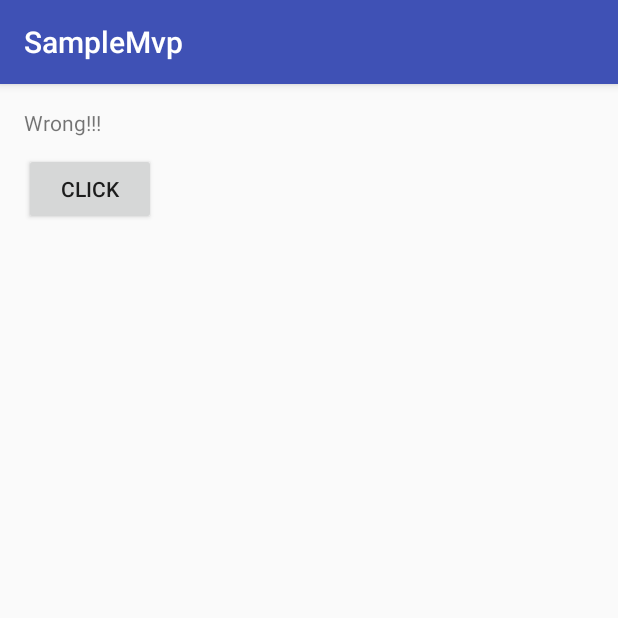
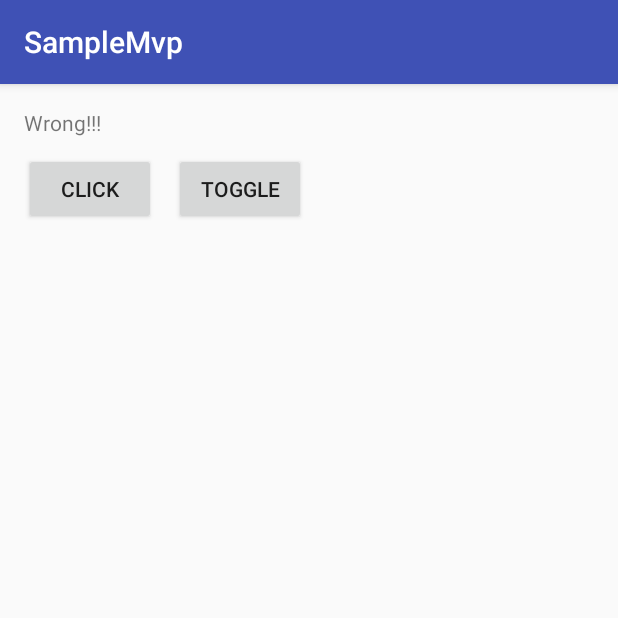
Before and after one commit to RyanAndroidTaylor/Rapido, an Android app: the screen it shows after launch (DealActivity), after a tap on "CLICK", on a phone screen of 412 x 824 dp, the top half of it. Run offline under Robolectric (Android 15) with nearby library versions, the phone set to English and light mode, and no system bars; libraries missing offline, so code that uses them is left out: com.idescout.sql, com.jakewharton.rx, rx.subjects; pictures from the network do not load; 2 statements that could not run were skipped.

```diff
--- a/app/src/main/java/com/dtp/samplemvp/common/database/Item.kt
+++ b/app/src/main/java/com/dtp/samplemvp/common/database/Item.kt
@@ -25,7 +25,7 @@ data class Item(val uuid: String, val itemId: Long, val condition: String, val p
         val PRICE = Column(INT, "Price")
         val PHOTO = Column(STRING, "Photo")
 
-        val COLUMNS = arrayOf(ID, UUID, ITEM_ID, CONDITION, PRICE, PHOTO)
+        val COLUMNS = arrayOf(UUID, ITEM_ID, CONDITION, PRICE, PHOTO)
 
         val BUILDER = Builder()
     }
@@ -35,7 +35,7 @@ data class Item(val uuid: String, val itemId: Long, val condition: String, val p
     }
 
     override fun contentValues(): ContentValues {
-        return ContentValues().addAll(COLUMNS, arrayOf(itemId, uuid, condition, price, photo))
+        return ContentValues().addAll(COLUMNS, arrayOf(uuid, itemId, condition, price, photo))
     }
 
     class Builder: ChildItemBuilder {
--- a/app/src/main/java/com/dtp/samplemvp/deal/DealActivity.kt
+++ b/app/src/main/java/com/dtp/samplemvp/deal/DealActivity.kt
@@ -10,10 +10,13 @@ import com.dtp.samplemvp.common.database.Item
 import com.dtp.simplemvp.database.DataConnection
 import com.dtp.simplemvp.database.query.QueryBuilder
 import kotlinx.android.synthetic.main.activity_main.*
+import rx.Subscription
 
 class DealActivity : AppCompatActivity(), DealView {
 
     private lateinit var dealPresenter: DealPresenter
+
+    var subscription: Subscription? = null
 
     override fun onCreate(savedInstanceState: Bundle?) {
         super.onCreate(savedInstanceState)
@@ -21,9 +24,28 @@ class DealActivity : AppCompatActivity(), DealView {
 
         dealPresenter = DealPresenter(this)
 
-        dealPresenter.load()
+//        dealPresenter.load()
 
-        click.setOnClickListener { dealPresenter.setNewText("Correct text") }
+        click.setOnClickListener {
+//            dealPresenter.setNewText("Correct text")
+
+            val item = Item("some Uuid", 123L, "Condition poor", 123, "This is a photo")
+
+            DataConnection.save<Item>(item)
+        }
+
+        toggle.setOnClickListener {
+            if (subscription != null) {
+                Log.i("DealActivity", "Unsubscribing")
+                subscription?.unsubscribe()
+                subscription = null
+            } else {
+                Log.i("DealActivity", "Subscribing")
+                subscription = DataConnection.watchTable<Item>(Item.TABLE_NAME).subscribe {
+                    Log.i("DealActivity", "Deal was inserted $it")
+                }
+            }
+        }
     }
 
     override fun displayError(message: String) {
--- a/app/src/main/java/com/dtp/samplemvp/deal/DealPresenter.kt
+++ b/app/src/main/java/com/dtp/samplemvp/deal/DealPresenter.kt
@@ -4,12 +4,13 @@ import android.util.Log
 import com.dtp.samplemvp.common.BaseCallback
 import com.dtp.samplemvp.common.database.Deal
 import com.dtp.samplemvp.common.network.DealService
-import com.dtp.simplemvp.mvp.presenter.BasePresenter
+import com.dtp.simplemvp.mvp.presenter.BaseStatePresenter
+
 
 /**
  * Created by ryantaylor on 9/22/16.
  */
-class DealPresenter(view: DealView) : BasePresenter<DealState, DealView>(view){
+class DealPresenter(view: DealView) : BaseStatePresenter<DealState, DealView>(view){
     override var stateKey = "DealState"
     override lateinit var state: DealState
 
--- a/app/src/main/res/layout/activity_main.xml
+++ b/app/src/main/res/layout/activity_main.xml
@@ -22,4 +22,12 @@
         android:layout_height="wrap_content"
         android:layout_marginTop="30dp"
         android:text="Click"/>
+
+    <Button
+        android:id="@+id/toggle"
+        android:layout_width="wrap_content"
+        android:layout_height="wrap_content"
+        android:layout_marginTop="30dp"
+        android:layout_marginLeft="100dp"
+        android:text="Toggle"/>
 </RelativeLayout>
--- a/simplemvp/src/main/java/com/dtp/simplemvp/database/DataConnection.kt
+++ b/simplemvp/src/main/java/com/dtp/simplemvp/database/DataConnection.kt
@@ -1,5 +1,6 @@
 package com.dtp.simplemvp.database
 
+import android.content.ClipData
 import android.database.Cursor
 import android.database.sqlite.SQLiteDatabase
 import android.database.sqlite.SQLiteOpenHelper
@@ -12,7 +13,11 @@ import com.dtp.simplemvp.database.table.Column
 import com.dtp.simplemvp.database.table.DataTable
 import com.dtp.simplemvp.database.table.ParentDataTable
 import com.dtp.simplemvp.get
+import com.jakewharton.rx.transformer.ReplayingShare
+import rx.Observable
+import rx.subjects.PublishSubject
 import java.util.*
+import javax.security.auth.Subject
 
 /**
  * Created by ryantaylor on 9/22/16.
@@ -26,11 +31,29 @@ object DataConnection {
     private val database: SQLiteDatabase
         get() = sqliteOpenHelper.writableDatabase
 
+    private val subjects = HashMap<String, PublishSubject<out DataTable>>()
+    private val replayShareObservable = HashMap<String, Observable<out DataTable>>()
+
     fun init(databaseHelper: SQLiteOpenHelper) {
         this.sqliteOpenHelper = databaseHelper
     }
 
-    fun save(item: DataTable) {
+    @Suppress("UNCHECKED_CAST")
+    fun <T: DataTable> watchTable(tableName: String): Observable<T> {
+        if (!subjects.containsKey(tableName)) {
+            val subject = PublishSubject.create<T>()
+
+            subjects.put(tableName, subject)
+
+            val observable = subject.compose(ReplayingShare.instance<T>())
+
+            replayShareObservable.put(tableName, observable)
+        }
+
+        return replayShareObservable[tableName] as Observable<T>
+    }
+
+    fun <T: DataTable> save(item: DataTable) {
         val database = database
 
         if (item is ParentDataTable) {
@@ -40,7 +63,12 @@ object DataConnection {
                 database.insertWithOnConflict(child.tableName(), null, child.contentValues(), conflictAlgorithm)
         }
 
-        database.insertWithOnConflict(item.tableName(), null, item.contentValues(), conflictAlgorithm)
+        val id = database.insertWithOnConflict(item.tableName(), null, item.contentValues(), conflictAlgorithm)
+
+        if (id > -1) {
+            @Suppress("UNCHECKED_CAST")
+            (subjects[item.tableName()] as PublishSubject<T>).onNext(item as T)
+        }
     }
 
     fun saveAll(items: List<DataTable>) {
--- a/simplemvp/src/main/java/com/dtp/simplemvp/database/table/Column.kt
+++ b/simplemvp/src/main/java/com/dtp/simplemvp/database/table/Column.kt
@@ -16,7 +16,7 @@ class Column(val type: Any, val name: String, val notNull: Boolean = false, val
         val REFERENCES = "REFERENCES "
         val UNIQUE = "UNIQUE"
 
-        val ID = Column(INT, "_id")
+        val ID = Column(LONG, "_id")
         val UUID = Column(STRING, "uuid")
     }
 }
```
Also changed, not shown: simplemvp/build.gradle (+10 -2 lines).
